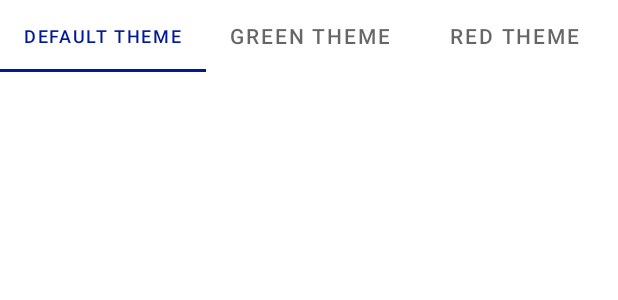
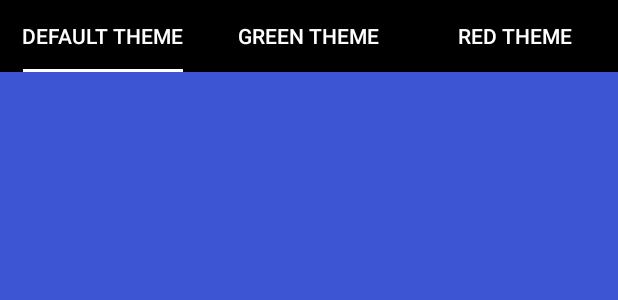
Before and after one commit to wowus94/PictureOfTheDayMy, an Android app: the layout fragment_settings.xml on its own in the app's theme, with its tools: preview values and no code run, on a phone screen of 412 x 824 dp. Shown: the top 300 px of the screen. Run offline under Robolectric (Android 15) with nearby library versions, the phone set to English and light mode, and no system bars; Roboto replaces fonts that are not available here.

Commit message:
ДЗ 2 * Внес мелкие изменения в цветовой палитре

```diff
--- a/app/src/main/res/layout/fragment_settings.xml
+++ b/app/src/main/res/layout/fragment_settings.xml
@@ -1,14 +1,14 @@
 <?xml version="1.0" encoding="utf-8"?>
 <androidx.constraintlayout.widget.ConstraintLayout xmlns:android="http://schemas.android.com/apk/res/android"
     xmlns:app="http://schemas.android.com/apk/res-auto"
-    xmlns:tools="http://schemas.android.com/tools"
     android:layout_width="match_parent"
-    android:layout_height="match_parent">
+    android:layout_height="match_parent"
+    android:background="?fonColor">
 
     <com.google.android.material.tabs.TabLayout
-        android:id="@+id/tabL"
         android:layout_width="match_parent"
         android:layout_height="wrap_content"
+        android:background="@color/black"
         app:layout_constraintEnd_toEndOf="parent"
         app:layout_constraintStart_toStartOf="parent"
         app:layout_constraintTop_toTopOf="parent">
--- a/app/src/main/res/values-v29/themes.xml
+++ b/app/src/main/res/values-v29/themes.xml
@@ -16,8 +16,16 @@
         <item name="textAppearanceBody2">@style/MyTextAppearance</item>
 
         <item name="textInputStyle">@style/MyStyleTextInput</item>
+
+        <item name="tabStyle">@style/MyTabLayoutStyle</item>
+
     </style>
 
+    <style name="MyTabLayoutStyle" parent="Widget.Design.TabLayout">
+        <item name="tabIndicatorFullWidth">false</item>
+        <item name="tabIndicatorColor">?secondColor</item>
+        <item name="tabTextColor">?secondColor</item>
+    </style>
 
     <style name="MyStyleTextInput" parent="Widget.MaterialComponents.TextInputLayout.OutlinedBox">
         <item name="boxStrokeColor">?secondColor</item>
```
